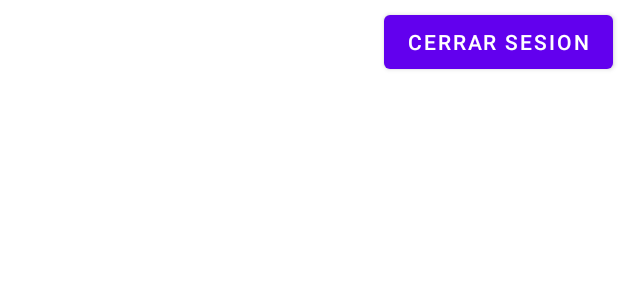
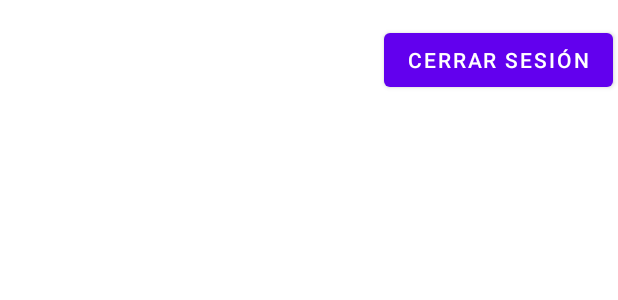
Before and after one commit to yorkosantillana/lab4g6, an Android app: the layout fragment_preguntas_.xml on its own in the app's theme, with its tools: preview values and no code run, on a phone screen of 412 x 824 dp. Shown: the top 300 px of the screen. Run offline under Robolectric (Android 15) with nearby library versions, the phone set to English and light mode, and no system bars; network calls fail.

Commit message:
Agregando strings buenas prácticas

```diff
--- a/app/src/main/res/layout/fragment_preguntas_.xml
+++ b/app/src/main/res/layout/fragment_preguntas_.xml
@@ -13,13 +13,13 @@
         android:layout_width="wrap_content"
         android:layout_height="wrap_content"
         android:layout_marginStart="256dp"
-        android:layout_marginTop="4dp"
+        android:layout_marginTop="16dp"
         android:layout_marginEnd="3dp"
         android:layout_marginBottom="36dp"
-        android:text="Cerrar Sesion"
+        android:text="@string/buttonCerrarSes"
         app:layout_constraintBottom_toTopOf="@+id/_dynamic"
         app:layout_constraintEnd_toEndOf="parent"
-        app:layout_constraintHorizontal_bias="1.0"
+        app:layout_constraintHorizontal_bias="0.0"
         app:layout_constraintStart_toStartOf="parent"
         app:layout_constraintTop_toTopOf="parent" />
 
```
Also changed, not shown: app/src/main/AndroidManifest.xml (+4 -4 lines), app/src/main/res/layout/fragment_inicio_session_.xml (+5 -5 lines), app/src/main/res/layout/fragment_registro_usuario_.xml (+6 -6 lines), app/src/main/res/values/strings.xml (+20 -0 lines).
